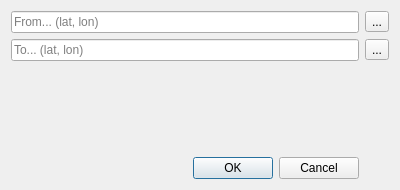
Before: the Qt Designer form qrouting/ui/raw/qrouting_dialog_base.ui in gis-ops/holladiewaldfee, drawn with Qt 5.
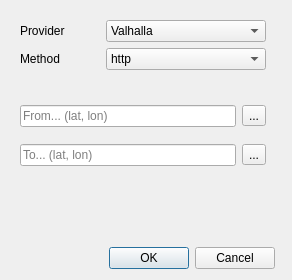
After: the same form once the commit is applied. Custom widgets are drawn as their Qt base class.

```diff
--- a/qrouting/ui/raw/qrouting_dialog_base.ui
+++ b/qrouting/ui/raw/qrouting_dialog_base.ui
@@ -6,15 +6,66 @@
    <rect>
     <x>0</x>
     <y>0</y>
-    <width>400</width>
-    <height>190</height>
+    <width>292</width>
+    <height>280</height>
    </rect>
   </property>
   <property name="windowTitle">
    <string>QRouting</string>
   </property>
   <layout class="QGridLayout" name="gridLayout">
-   <item row="3" column="0">
+   <item row="0" column="0">
+    <widget class="QWidget" name="widget" native="true">
+     <layout class="QGridLayout" name="gridLayout_3">
+      <item row="0" column="0">
+       <widget class="QLabel" name="provider_label">
+        <property name="text">
+         <string>Provider</string>
+        </property>
+       </widget>
+      </item>
+      <item row="1" column="0">
+       <widget class="QLabel" name="method_label">
+        <property name="text">
+         <string>Method</string>
+        </property>
+       </widget>
+      </item>
+      <item row="0" column="1" colspan="2">
+       <widget class="QComboBox" name="provider">
+        <item>
+         <property name="text">
+          <string>Valhalla</string>
+         </property>
+        </item>
+        <item>
+         <property name="text">
+          <string>OSRM</string>
+         </property>
+        </item>
+       </widget>
+      </item>
+      <item row="1" column="1" colspan="2">
+       <widget class="QComboBox" name="method">
+        <item>
+         <property name="text">
+          <string>http</string>
+         </property>
+        </item>
+        <item>
+         <property name="text">
+          <string>bindings</string>
+         </property>
+        </item>
+       </widget>
+      </item>
+     </layout>
+    </widget>
+   </item>
+   <item row="4" column="0" colspan="2">
+    <widget class="QgsProjectionSelectionWidget" name="crs_input"/>
+   </item>
+   <item row="5" column="0">
     <widget class="QDialogButtonBox" name="button_box">
      <property name="orientation">
       <enum>Qt::Horizontal</enum>
@@ -24,16 +75,9 @@
      </property>
     </widget>
    </item>
-   <item row="1" column="0">
-    <widget class="QgsFilterLineEdit" name="to_xy">
-     <property name="placeholderText">
-      <string>To... (lat, lon)</string>
-     </property>
-     <property name="qgisRelation" stdset="0">
-      <string notr="true"/>
-     </property>
-    </widget>
-   </item>
+   <item row="2" column="0" rowspan="2">
+    <widget class="QWidget" name="widget_2" native="true">
+     <layout class="QGridLayout" name="gridLayout_2">
    <item row="0" column="0">
     <widget class="QgsFilterLineEdit" name="from_xy">
      <property name="placeholderText">
@@ -51,6 +95,16 @@
      </property>
     </widget>
    </item>
+      <item row="1" column="0">
+       <widget class="QgsFilterLineEdit" name="to_xy">
+        <property name="placeholderText">
+         <string>To... (lat, lon)</string>
+        </property>
+        <property name="qgisRelation" stdset="0">
+         <string notr="true"/>
+        </property>
+       </widget>
+      </item>
    <item row="1" column="1">
     <widget class="QToolButton" name="to_map_button">
      <property name="text">
@@ -58,8 +112,8 @@
      </property>
     </widget>
    </item>
-   <item row="2" column="0" colspan="2">
-    <widget class="QgsProjectionSelectionWidget" name="crs_input"/>
+     </layout>
+    </widget>
    </item>
   </layout>
  </widget>
```
Lines whose indentation alone changed are shown as unchanged.
